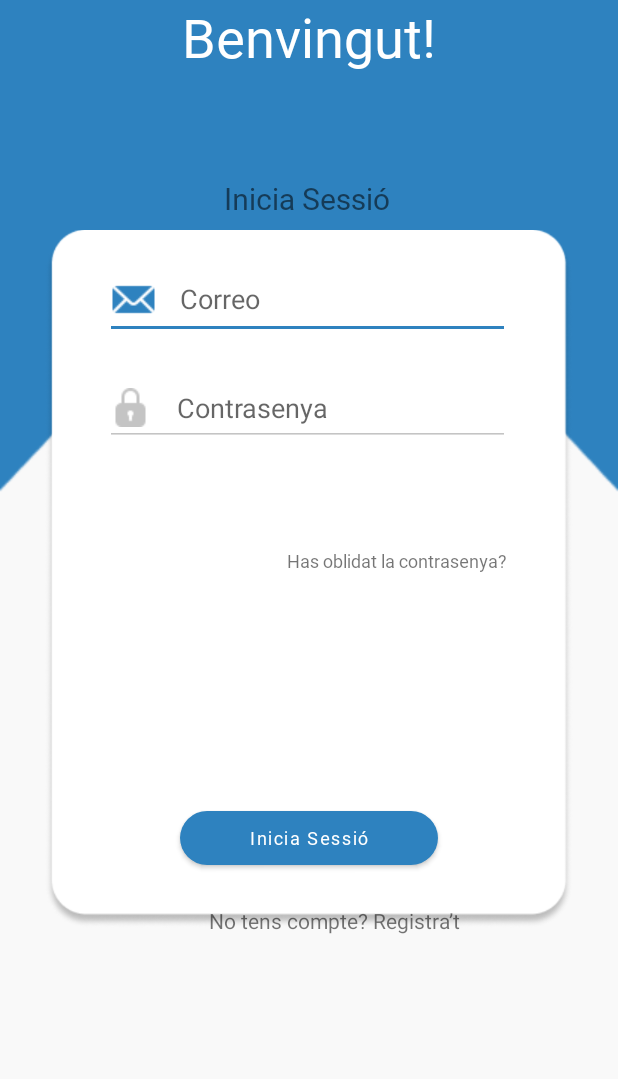
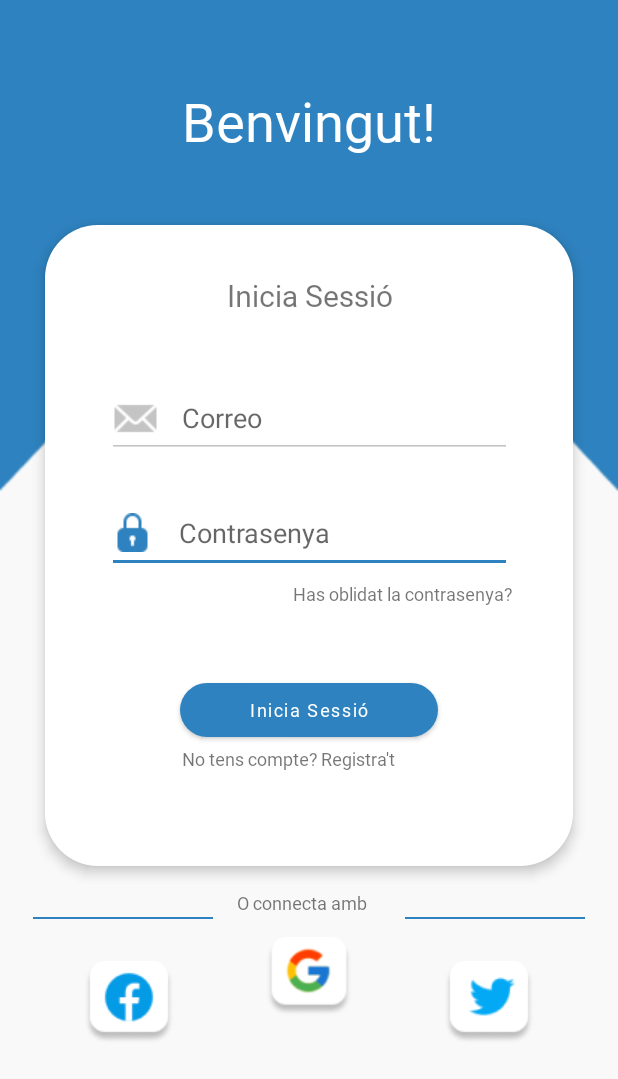
Before and after one commit to erikmiro/Cataleg_App, an Android app: the screen it shows after launch (LoginScreen), on a phone screen of 412 x 824 dp. Shown: the top 1079 px of the screen. Run offline under Robolectric (Android 15) with nearby library versions, the phone set to English and light mode, and no system bars.

Commit message:
[WP-01] Finished login screen design, added the necessary constraints, icons, and images.

```diff
--- /dev/null
+++ b/app/src/main/res/drawable/register_box_background.xml
@@ -0,0 +1,11 @@
+<?xml version="1.0" encoding="utf-8"?>
+<selector xmlns:android="http://schemas.android.com/apk/res/android">
+    <item>
+        <shape>
+            <solid android:color="@color/white"/>
+            <corners android:radius="35dp"/>
+
+        </shape>
+
+    </item>
+</selector>
--- a/app/src/main/res/layout/activity_login_screen.xml
+++ b/app/src/main/res/layout/activity_login_screen.xml
@@ -7,58 +7,179 @@
     android:layout_height="match_parent"
     tools:context=".LoginScreen.LoginScreen">
 
-    <ImageView
-        android:id="@+id/whiteBlockImg"
+    <androidx.constraintlayout.widget.ConstraintLayout
         android:layout_width="match_parent"
-        android:layout_height="match_parent"
-        android:layout_marginStart="30dp"
-        android:layout_marginTop="93dp"
-        android:layout_marginEnd="30dp"
-        android:layout_marginBottom="145dp"
-        android:contentDescription="@string/todo"
-        app:layout_constraintBottom_toBottomOf="parent"
-        app:layout_constraintEnd_toEndOf="parent"
-        app:layout_constraintHorizontal_bias="0.0"
-        app:layout_constraintStart_toStartOf="parent"
-        app:layout_constraintTop_toTopOf="parent"
-        app:layout_constraintVertical_bias="0.0"
-        app:srcCompat="@drawable/login_white_block" />
+        android:layout_height="match_parent">
 
         <TextView
             android:id="@+id/welcomeTxt"
             android:layout_width="match_parent"
             android:layout_height="wrap_content"
+            android:layout_marginTop="10dp"
             android:fontFamily="@font/notosanshk_bold"
             android:gravity="center"
             android:text="@string/welcome"
             android:textColor="@color/white"
             android:textSize="36sp"
+            app:layout_constraintBottom_toTopOf="@+id/view"
             app:layout_constraintEnd_toEndOf="parent"
             app:layout_constraintStart_toStartOf="parent"
             app:layout_constraintTop_toTopOf="parent" />
 
-    <LinearLayout
+        <TextView
+            android:id="@+id/textView4"
+            android:layout_width="96dp"
+            android:layout_height="wrap_content"
+            android:layout_marginTop="16dp"
+            android:fontFamily="@font/notosanshk_regular"
+            android:text="@string/connect"
+            android:textSize="12sp"
+            app:layout_constraintEnd_toEndOf="parent"
+            app:layout_constraintHorizontal_bias="0.501"
+            app:layout_constraintStart_toStartOf="parent"
+            app:layout_constraintTop_toBottomOf="@+id/view" />
+
+        <ImageView
+            android:id="@+id/google_icon"
+            android:layout_width="57dp"
+            android:layout_height="wrap_content"
+            android:layout_marginTop="13dp"
+            app:layout_constraintEnd_toEndOf="parent"
+            app:layout_constraintStart_toStartOf="parent"
+            app:layout_constraintTop_toBottomOf="@+id/textView4"
+            app:srcCompat="@drawable/google_icon" />
+
+        <ImageView
+            android:id="@+id/fb_icon"
             android:layout_width="wrap_content"
             android:layout_height="wrap_content"
-        android:layout_below="@+id/welcomeTxt"
-        android:layout_marginTop="23dp"
-        android:layout_marginBottom="17dp"
-        android:gravity="center"
-        android:orientation="vertical"
+            android:layout_marginStart="56dp"
+            android:layout_marginTop="28dp"
+            app:layout_constraintStart_toStartOf="parent"
+            app:layout_constraintTop_toBottomOf="@+id/linia1"
+            app:srcCompat="@drawable/fb_icon" />
+
+        <ImageView
+            android:id="@+id/twitter_icon"
+            android:layout_width="wrap_content"
+            android:layout_height="wrap_content"
+            android:layout_marginTop="28dp"
+            android:layout_marginEnd="56dp"
             app:layout_constraintEnd_toEndOf="parent"
-        app:layout_constraintHorizontal_bias="1.0"
+            app:layout_constraintTop_toBottomOf="@+id/linia"
+            app:srcCompat="@drawable/twitter_icon" />
+
+        <ImageView
+            android:id="@+id/linia1"
+            android:layout_width="wrap_content"
+            android:layout_height="wrap_content"
+            android:layout_marginStart="22dp"
+            android:layout_marginTop="34dp"
             app:layout_constraintStart_toStartOf="parent"
-        app:layout_constraintTop_toBottomOf="@+id/welcomeTxt">
+            app:layout_constraintTop_toBottomOf="@+id/view"
+            app:srcCompat="@drawable/blue_line" />
+
+        <ImageView
+            android:id="@+id/linia"
+            android:layout_width="wrap_content"
+            android:layout_height="wrap_content"
+            android:layout_marginTop="34dp"
+            android:layout_marginEnd="22dp"
+            app:layout_constraintEnd_toEndOf="parent"
+            app:layout_constraintTop_toBottomOf="@+id/view"
+            app:srcCompat="@drawable/blue_line" />
 
         <androidx.constraintlayout.widget.ConstraintLayout
-            android:layout_width="match_parent"
-            android:layout_height="match_parent">
+            android:id="@+id/view"
+            android:layout_width="0dp"
+            android:layout_height="wrap_content"
+            android:layout_marginStart="30dp"
+            android:layout_marginTop="150dp"
+            android:layout_marginEnd="30dp"
+            android:background="@drawable/register_box_background"
+            android:elevation="5dp"
+            app:layout_constraintEnd_toEndOf="parent"
+            app:layout_constraintStart_toStartOf="parent"
+            app:layout_constraintTop_toTopOf="parent">
+
+            <EditText
+                android:id="@+id/passwordTxt"
+                android:layout_width="270dp"
+                android:layout_height="51dp"
+                android:layout_marginTop="25dp"
+                android:drawableStart="@drawable/custom_lock_icon"
+                android:drawablePadding="18dp"
+                android:ems="10"
+                android:hint="@string/password"
+                android:inputType="textPassword"
+                android:paddingStart="4dp"
+                android:paddingEnd="4dp"
+                android:paddingBottom="12dp"
+                android:theme="@style/EditTextTheme"
+                app:layout_constraintEnd_toEndOf="parent"
+                app:layout_constraintStart_toStartOf="parent"
+                app:layout_constraintTop_toBottomOf="@+id/emailTxt" />
+
+            <EditText
+                android:id="@+id/emailTxt"
+                android:layout_width="270dp"
+                android:layout_height="51dp"
+                android:layout_marginTop="20dp"
+                android:drawableStart="@drawable/custom_email_icon"
+                android:drawablePadding="16dp"
+                android:ems="10"
+                android:hint="@string/email"
+                android:inputType="textEmailAddress"
+                android:paddingStart="4dp"
+                android:paddingEnd="4dp"
+                android:paddingBottom="12dp"
+                android:theme="@style/EditTextTheme"
+                app:layout_constraintEnd_toEndOf="parent"
+                app:layout_constraintStart_toStartOf="parent"
+                app:layout_constraintTop_toBottomOf="@+id/loginTxt" />
+
+            <TextView
+                android:id="@+id/noAccTxt"
+                android:layout_width="wrap_content"
+                android:layout_height="wrap_content"
+                android:layout_marginStart="91dp"
+                android:fontFamily="@font/notosanshk_regular"
+                android:text="@string/registerIfNoAcc"
+                android:textSize="12sp"
+                app:layout_constraintStart_toStartOf="parent"
+                app:layout_constraintTop_toBottomOf="@+id/loginBtn" />
+
+            <TextView
+                android:id="@+id/registerTxt"
+                android:layout_width="wrap_content"
+                android:layout_height="wrap_content"
+                android:layout_marginStart="2dp"
+                android:layout_marginEnd="100dp"
+                android:fontFamily="@font/notosanshk_bold"
+                android:text="@string/register"
+                android:textSize="12dp"
+                app:layout_constraintEnd_toEndOf="parent"
+                app:layout_constraintHorizontal_bias="0.0"
+                app:layout_constraintStart_toEndOf="@+id/noAccTxt"
+                app:layout_constraintTop_toBottomOf="@+id/loginBtn" />
+
+            <TextView
+                android:id="@+id/forgotPasswordTxt"
+                android:layout_width="wrap_content"
+                android:layout_height="wrap_content"
+                android:layout_marginTop="5dp"
+                android:layout_marginEnd="40dp"
+                android:fontFamily="@font/notosanshk_regular"
+                android:text="@string/forgotPassword"
+                android:textSize="12sp"
+                app:layout_constraintEnd_toEndOf="parent"
+                app:layout_constraintTop_toBottomOf="@+id/passwordTxt" />
 
             <TextView
                 android:id="@+id/loginTxt"
                 android:layout_width="410dp"
                 android:layout_height="74dp"
-                android:layout_marginTop="23dp"
+                android:layout_marginTop="10dp"
                 android:fontFamily="@font/notosanshk_medium"
                 android:gravity="center"
                 android:text="@string/login"
@@ -67,85 +188,24 @@
                 app:layout_constraintStart_toStartOf="parent"
                 app:layout_constraintTop_toTopOf="parent" />
 
-            <EditText
-                android:id="@+id/emailTxt"
-                android:layout_width="270dp"
-                android:layout_height="51dp"
-                android:layout_marginTop="5dp"
-                android:drawableStart="@drawable/custom_email_icon"
-                android:drawablePadding="16dp"
-                android:ems="10"
-                android:hint="@string/correo"
-                android:inputType="textEmailAddress"
-                android:paddingStart="4dp"
-                android:paddingEnd="4dp"
-                android:paddingBottom="12dp"
-                android:theme="@style/EditTextTheme"
-                app:layout_constraintEnd_toEndOf="@+id/loginTxt"
-                app:layout_constraintStart_toStartOf="parent"
-                app:layout_constraintTop_toBottomOf="@+id/loginTxt" />
-
-            <EditText
-                android:id="@+id/passwordTxt"
-                android:layout_width="270dp"
-                android:layout_height="51dp"
-                android:layout_marginTop="20dp"
-                android:drawableStart="@drawable/custom_lock_icon"
-                android:drawablePadding="18dp"
-                android:ems="10"
-                android:hint="@string/contrasenya"
-                android:inputType="textPassword"
-                android:paddingStart="4dp"
-                android:paddingEnd="4dp"
-                android:paddingBottom="10dp"
-                android:theme="@style/EditTextTheme"
-                app:layout_constraintEnd_toEndOf="@+id/loginTxt"
-                app:layout_constraintStart_toStartOf="@+id/loginTxt"
-                app:layout_constraintTop_toBottomOf="@+id/emailTxt" />
-        </androidx.constraintlayout.widget.ConstraintLayout>
-
-    </LinearLayout>
-
-    <TextView
-        android:id="@+id/textView"
-        android:layout_width="wrap_content"
-        android:layout_height="wrap_content"
-        android:layout_alignEnd="@+id/whiteBlockImg"
-        android:layout_alignBottom="@+id/whiteBlockImg"
-        android:layout_alignParentTop="true"
-        android:layout_marginTop="365dp"
-        android:layout_marginEnd="44dp"
-        android:layout_marginBottom="190dp"
-        android:fontFamily="@font/notosanshk_regular"
-        android:text="@string/forgotPassword"
-        android:textSize="12sp" />
-
             <Button
                 android:id="@+id/loginBtn"
                 android:layout_width="172dp"
                 android:layout_height="wrap_content"
-        android:layout_alignStart="@+id/whiteBlockImg"
-        android:layout_alignEnd="@+id/whiteBlockImg"
-        android:layout_alignBottom="@+id/whiteBlockImg"
-        android:layout_marginStart="90dp"
-        android:layout_marginEnd="90dp"
-        android:layout_marginBottom="96dp"
+                android:layout_marginTop="45dp"
+                android:layout_marginBottom="80dp"
                 android:fontFamily="@font/notosanshk_black"
                 android:text="@string/login"
                 android:textAllCaps="false"
                 android:textSize="12sp"
-        app:cornerRadius="30dp" />
+                app:cornerRadius="30dp"
+                app:layout_constraintBottom_toBottomOf="parent"
+                app:layout_constraintEnd_toEndOf="parent"
+                app:layout_constraintStart_toStartOf="parent"
+                app:layout_constraintTop_toBottomOf="@+id/forgotPasswordTxt" />
 
-    <TextView
-        android:id="@+id/textView2"
-        android:layout_width="180dp"
-        android:layout_height="33dp"
-        android:layout_alignStart="@+id/whiteBlockImg"
-        android:layout_alignEnd="@+id/whiteBlockImg"
-        android:layout_alignBottom="@+id/whiteBlockImg"
-        android:layout_marginStart="109dp"
-        android:layout_marginEnd="62dp"
-        android:layout_marginBottom="41dp"
-        android:text="@string/registerIfNoAcc" />
+        </androidx.constraintlayout.widget.ConstraintLayout>
+
+    </androidx.constraintlayout.widget.ConstraintLayout>
 
 </RelativeLayout>
--- a/app/src/main/res/values/strings.xml
+++ b/app/src/main/res/values/strings.xml
@@ -3,9 +3,10 @@
     <string name="todo">TODO</string>
     <string name="welcome">Benvingut!</string>
     <string name="login">Inicia Sessió</string>
-    <string name="correo">Correo</string>
-    <string name="contrasenya">Contrasenya</string>
+    <string name="email">Correo</string>
+    <string name="password">Contrasenya</string>
     <string name="forgotPassword">Has oblidat la contrasenya?</string>
-    <string name="registerIfNoAcc">No tens compte? Registra’t</string>
+    <string name="registerIfNoAcc">No tens compte?</string>
+    <string name="register">Registra\'t</string>
     <string name="connect">O connecta amb</string>
 </resources>
```
Also changed, not shown: app/src/main/res/drawable/blue_line.png (added), app/src/main/res/drawable/fb_icon.png (added), app/src/main/res/drawable/google_icon.png (added), app/src/main/res/drawable/login_white_block.png (deleted), app/src/main/res/drawable/twitter_icon.png (added). Lines whose indentation alone changed are shown as unchanged.
